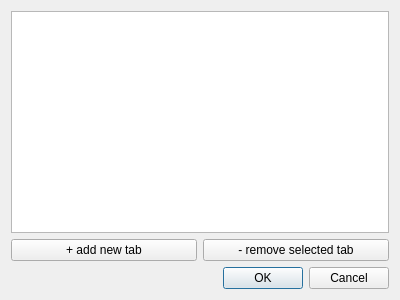
Before: the Qt Designer form tabs_configuration.ui in kr0st/fpgui, drawn with Qt 5.
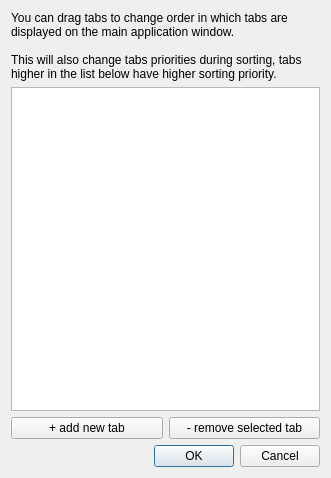
After: the same form once the commit is applied.

Commit message: Working on moving rows in tabs config dialog.

```diff
--- a/tabs_configuration.ui
+++ b/tabs_configuration.ui
@@ -6,14 +6,26 @@
    <rect>
     <x>0</x>
     <y>0</y>
-    <width>400</width>
-    <height>300</height>
+    <width>331</width>
+    <height>478</height>
    </rect>
   </property>
   <property name="windowTitle">
    <string>Dialog</string>
   </property>
   <layout class="QVBoxLayout" name="verticalLayout">
+   <item>
+    <widget class="QLabel" name="label">
+     <property name="text">
+      <string>You can drag tabs to change order in which tabs are displayed on the main application window.
+
+This will also change tabs priorities during sorting, tabs higher in the list below have higher sorting priority.</string>
+     </property>
+     <property name="wordWrap">
+      <bool>true</bool>
+     </property>
+    </widget>
+   </item>
    <item>
     <widget class="QTableWidget" name="table_tabs">
      <property name="dragEnabled">
@@ -28,15 +40,27 @@
      <property name="defaultDropAction">
       <enum>Qt::IgnoreAction</enum>
      </property>
+     <property name="alternatingRowColors">
+      <bool>false</bool>
+     </property>
      <property name="selectionMode">
       <enum>QAbstractItemView::SingleSelection</enum>
      </property>
      <property name="selectionBehavior">
       <enum>QAbstractItemView::SelectRows</enum>
      </property>
+     <property name="textElideMode">
+      <enum>Qt::ElideMiddle</enum>
+     </property>
+     <attribute name="horizontalHeaderStretchLastSection">
+      <bool>true</bool>
+     </attribute>
      <attribute name="verticalHeaderVisible">
       <bool>true</bool>
      </attribute>
+     <attribute name="verticalHeaderStretchLastSection">
+      <bool>false</bool>
+     </attribute>
     </widget>
    </item>
    <item>
```
Left out of the diff: 4 changed lines with no effect on the pictures. The commit also changes 3 other files.
